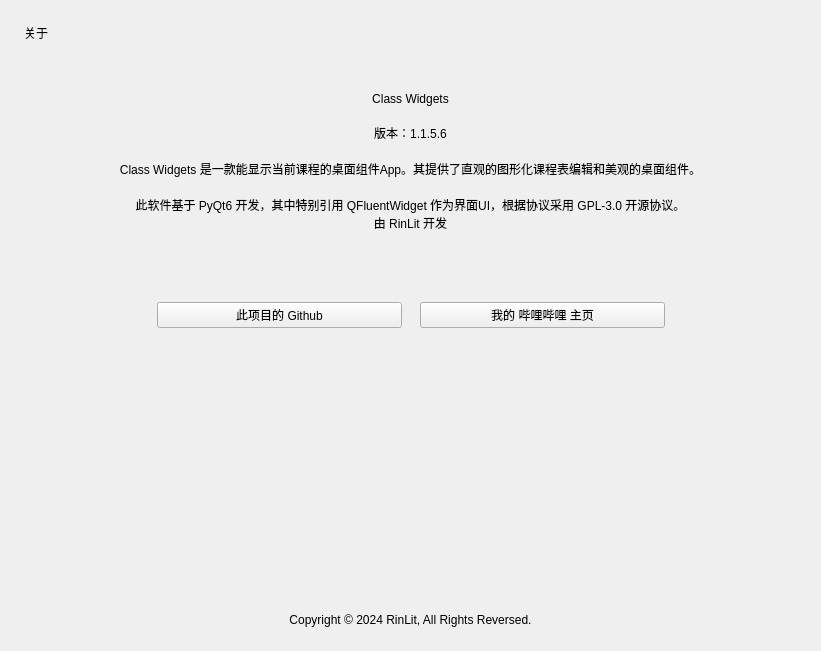
Above: menu-about.ui from RinLit-233-shiroko/Class-Widgets before the change. Below: the same form after it.
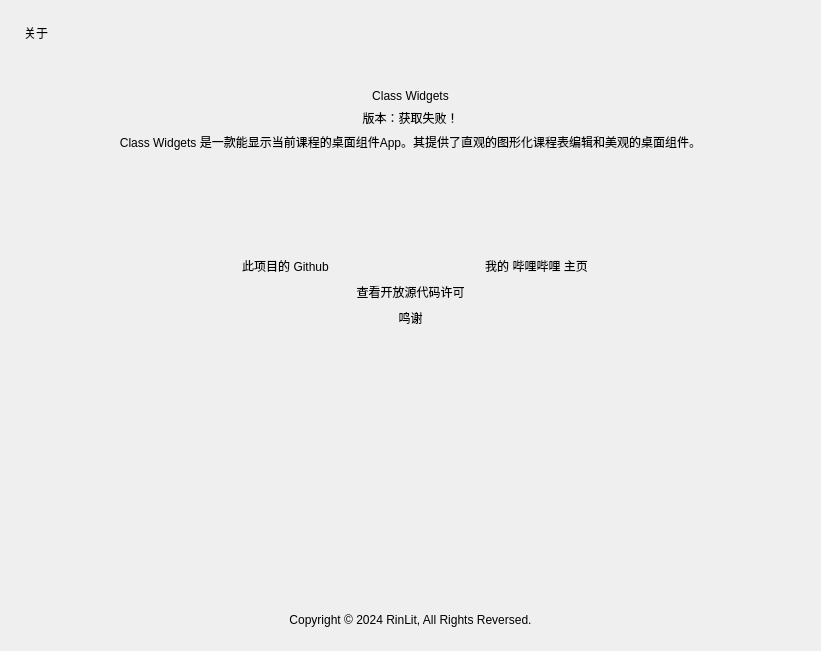
That is the form after the change. Icons and pictures are not drawn. Custom widgets are drawn as their Qt base class.

The edit to the form file:
```diff
--- a/menu-about.ui
+++ b/menu-about.ui
@@ -37,6 +37,24 @@
     </widget>
    </item>
    <item>
+    <widget class="SmoothScrollArea" name="SmoothScrollArea">
+     <property name="styleSheet">
+      <string notr="true">background: transparent; border: none</string>
+     </property>
+     <property name="widgetResizable">
+      <bool>true</bool>
+     </property>
+     <widget class="QWidget" name="scrollAreaWidgetContents">
+      <property name="geometry">
+       <rect>
+        <x>0</x>
+        <y>0</y>
+        <width>773</width>
+        <height>514</height>
+       </rect>
+      </property>
+      <layout class="QVBoxLayout" name="verticalLayout_3">
+       <item>
     <layout class="QVBoxLayout" name="verticalLayout">
      <property name="leftMargin">
       <number>48</number>
@@ -104,7 +122,7 @@
      <item>
       <widget class="BodyLabel" name="version">
        <property name="text">
-        <string>版本：1.1.5.6</string>
+            <string>版本：获取失败！</string>
        </property>
        <property name="alignment">
         <set>Qt::AlignCenter</set>
@@ -127,20 +145,6 @@
        </property>
       </widget>
      </item>
-     <item>
-      <widget class="CaptionLabel" name="CaptionLabel">
-       <property name="text">
-        <string>此软件基于 PyQt6 开发，其中特别引用 QFluentWidget 作为界面UI，根据协议采用 GPL-3.0 开源协议。
-由 RinLit 开发</string>
-       </property>
-       <property name="alignment">
-        <set>Qt::AlignCenter</set>
-       </property>
-       <property name="wordWrap">
-        <bool>true</bool>
-       </property>
-      </widget>
-     </item>
      <item>
       <spacer name="verticalSpacer_2">
        <property name="orientation">
@@ -155,7 +159,7 @@
       </spacer>
      </item>
      <item>
-      <layout class="QHBoxLayout" name="horizontalLayout_2">
+          <layout class="QHBoxLayout" name="horizontalLayout_3">
        <property name="leftMargin">
         <number>0</number>
        </property>
@@ -163,7 +167,7 @@
         <number>0</number>
        </property>
        <item>
-        <spacer name="horizontalSpacer">
+            <spacer name="horizontalSpacer_3">
          <property name="orientation">
           <enum>Qt::Horizontal</enum>
          </property>
@@ -229,6 +233,134 @@
         </widget>
        </item>
        <item>
+            <spacer name="horizontalSpacer_4">
+             <property name="orientation">
+              <enum>Qt::Horizontal</enum>
+             </property>
+             <property name="sizeHint" stdset="0">
+              <size>
+               <width>40</width>
+               <height>20</height>
+              </size>
+             </property>
+            </spacer>
+           </item>
+          </layout>
+         </item>
+         <item>
+          <layout class="QHBoxLayout" name="horizontalLayout_4">
+           <property name="leftMargin">
+            <number>0</number>
+           </property>
+           <property name="rightMargin">
+            <number>0</number>
+           </property>
+           <item>
+            <spacer name="horizontalSpacer_5">
+             <property name="orientation">
+              <enum>Qt::Horizontal</enum>
+             </property>
+             <property name="sizeHint" stdset="0">
+              <size>
+               <width>40</width>
+               <height>20</height>
+              </size>
+             </property>
+            </spacer>
+           </item>
+           <item>
+            <widget class="PushButton" name="button_show_license">
+             <property name="sizePolicy">
+              <sizepolicy hsizetype="Expanding" vsizetype="Fixed">
+               <horstretch>0</horstretch>
+               <verstretch>0</verstretch>
+              </sizepolicy>
+             </property>
+             <property name="minimumSize">
+              <size>
+               <width>245</width>
+               <height>0</height>
+              </size>
+             </property>
+             <property name="maximumSize">
+              <size>
+               <width>360</width>
+               <height>16777215</height>
+              </size>
+             </property>
+             <property name="text">
+              <string>查看开放源代码许可</string>
+             </property>
+             <property name="hasIcon" stdset="0">
+              <bool>false</bool>
+             </property>
+            </widget>
+           </item>
+           <item>
+            <spacer name="horizontalSpacer_6">
+             <property name="orientation">
+              <enum>Qt::Horizontal</enum>
+             </property>
+             <property name="sizeHint" stdset="0">
+              <size>
+               <width>40</width>
+               <height>20</height>
+              </size>
+             </property>
+            </spacer>
+           </item>
+          </layout>
+         </item>
+         <item>
+          <layout class="QHBoxLayout" name="horizontalLayout_2">
+           <property name="leftMargin">
+            <number>0</number>
+           </property>
+           <property name="rightMargin">
+            <number>0</number>
+           </property>
+           <item>
+            <spacer name="horizontalSpacer">
+             <property name="orientation">
+              <enum>Qt::Horizontal</enum>
+             </property>
+             <property name="sizeHint" stdset="0">
+              <size>
+               <width>40</width>
+               <height>20</height>
+              </size>
+             </property>
+            </spacer>
+           </item>
+           <item>
+            <widget class="PushButton" name="button_thanks">
+             <property name="sizePolicy">
+              <sizepolicy hsizetype="Expanding" vsizetype="Fixed">
+               <horstretch>0</horstretch>
+               <verstretch>0</verstretch>
+              </sizepolicy>
+             </property>
+             <property name="minimumSize">
+              <size>
+               <width>245</width>
+               <height>0</height>
+              </size>
+             </property>
+             <property name="maximumSize">
+              <size>
+               <width>360</width>
+               <height>16777215</height>
+              </size>
+             </property>
+             <property name="text">
+              <string>鸣谢</string>
+             </property>
+             <property name="hasIcon" stdset="0">
+              <bool>false</bool>
+             </property>
+            </widget>
+           </item>
+           <item>
         <spacer name="horizontalSpacer_2">
          <property name="orientation">
           <enum>Qt::Horizontal</enum>
@@ -253,10 +385,14 @@
      <property name="sizeHint" stdset="0">
       <size>
        <width>20</width>
-       <height>40</height>
+           <height>106</height>
       </size>
      </property>
     </spacer>
+       </item>
+      </layout>
+     </widget>
+    </widget>
    </item>
    <item>
     <widget class="CaptionLabel" name="CaptionLabel_2">
@@ -290,6 +426,12 @@
    <extends>QPushButton</extends>
    <header>qfluentwidgets</header>
   </customwidget>
+  <customwidget>
+   <class>SmoothScrollArea</class>
+   <extends>QScrollArea</extends>
+   <header>qfluentwidgets</header>
+   <container>1</container>
+  </customwidget>
   <customwidget>
    <class>CaptionLabel</class>
    <extends>QLabel</extends>
```
Lines whose indentation alone changed are shown as unchanged.
